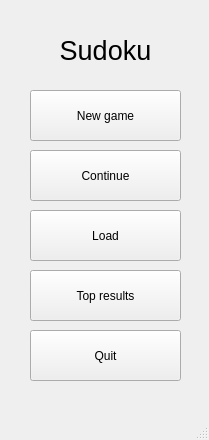
Above: Sudoku/mainwindow.ui from Akara4ok/Sudoku before the change. Below: the same form after it.
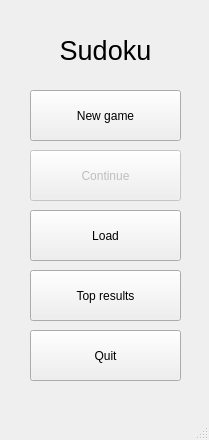
That is the form after the change.

Patch:
```diff
--- a/Sudoku/mainwindow.ui
+++ b/Sudoku/mainwindow.ui
@@ -61,6 +61,9 @@
     </property>
    </widget>
    <widget class="QPushButton" name="pushButton_2">
+    <property name="enabled">
+     <bool>false</bool>
+    </property>
     <property name="geometry">
      <rect>
       <x>30</x>
```
